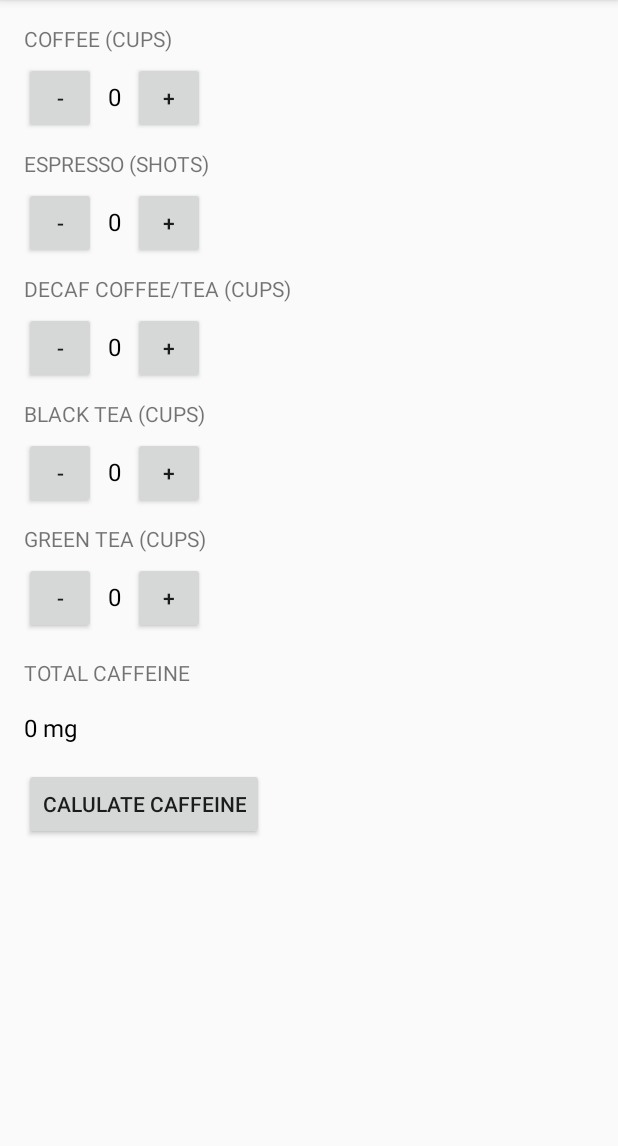
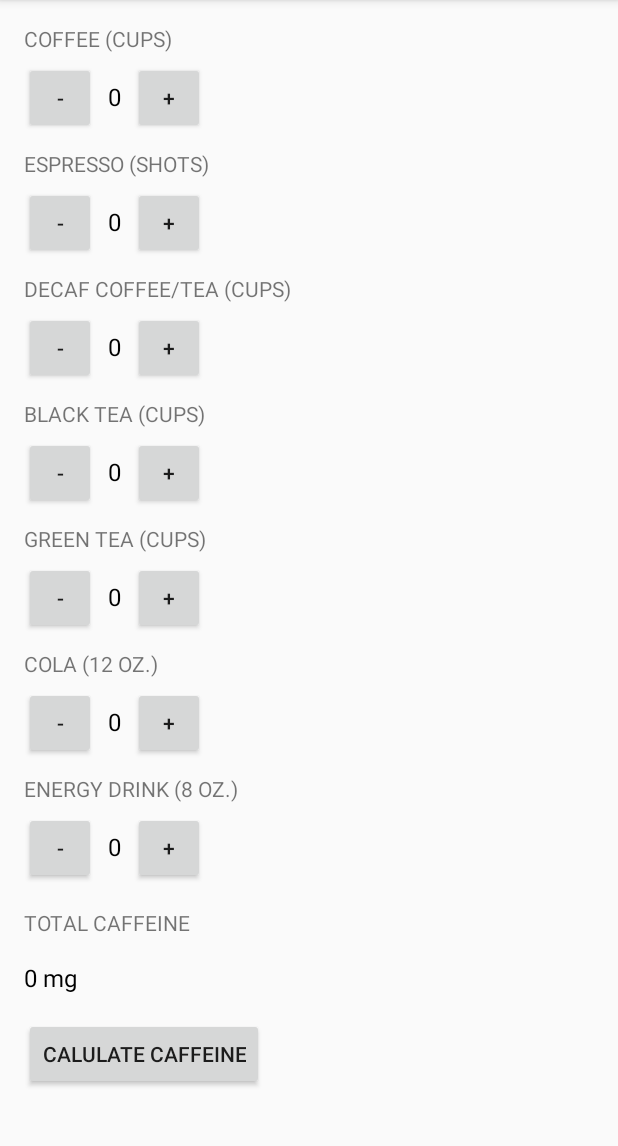
Before and after one commit to mfitzharris/caffeinecalculator, an Android app: the screen it shows after launch (MainActivity), on a phone screen of 412 x 824 dp, the part 84-1230 px from its top. Run offline under Robolectric (Android 15) with nearby library versions, the phone set to English and light mode, and no system bars.

Commit message:
Add cola and energy drinks to caffeine calculations

```diff
--- a/app/src/main/java/com/example/android/caffeinecalculator/MainActivity.java
+++ b/app/src/main/java/com/example/android/caffeinecalculator/MainActivity.java
@@ -78,11 +78,34 @@ public class MainActivity extends AppCompatActivity {
         displayGreenTea(greenTea);
     }
 
+    int cola = 0;
+
+    public void incrementCola(View view) {
+        cola = cola + 1;
+        displayCola(cola);
+    }
+
+    public void decrementCola(View view) {
+        cola = cola - 1;
+        displayCola(cola);
+    }
+
+    int energyDrink = 0;
+
+    public void incrementEnergyDrink(View view) {
+        energyDrink = energyDrink + 1;
+        displayEnergyDrink(energyDrink);
+    }
+
+    public void decrementEnergyDrink(View view) {
+        energyDrink = energyDrink - 1;
+        displayEnergyDrink(energyDrink);
+    }
     /**
      * This method is called when the calculate button is clicked.
      */
     public void calculateCaffeine(View view) {
-        int caffeine = (coffee * 150) + (espresso * 60) + (decaf * 6) + (blackTea * 50) + (greenTea * 35);
+        int caffeine = (coffee * 150) + (espresso * 60) + (decaf * 6) + (blackTea * 50) + (greenTea * 35) + (cola * 35) + (energyDrink * 85);
         displayMessage("You have consumed approximately " + caffeine + " mg of caffeine.");
     }
 
@@ -114,6 +137,16 @@ public class MainActivity extends AppCompatActivity {
         quantityTextView.setText("" + number);
     }
 
+    private void displayCola(int number) {
+        TextView quantityTextView = (TextView) findViewById(R.id.cola_text_view);
+        quantityTextView.setText("" + number);
+    }
+
+    private void displayEnergyDrink(int number) {
+        TextView quantityTextView = (TextView) findViewById(R.id.energy_drink_text_view);
+        quantityTextView.setText("" + number);
+    }
+
     /**
      * This method displays the given text on the screen.
      */
--- a/app/src/main/res/layout/activity_main.xml
+++ b/app/src/main/res/layout/activity_main.xml
@@ -199,6 +199,78 @@
         <TextView
             android:layout_width="wrap_content"
             android:layout_height="wrap_content"
+            android:layout_marginTop="10dp"
+            android:layout_marginBottom="6dp"
+            android:textAllCaps="true"
+            android:text="Cola (12 oz.)" />
+
+        <LinearLayout
+            android:layout_width="match_parent"
+            android:layout_height="wrap_content"
+            android:orientation="horizontal">
+
+            <Button
+                android:layout_width="48dp"
+                android:layout_height="48dp"
+                android:text="-"
+                android:onClick="decrementCola"/>
+
+            <TextView
+                android:id="@+id/cola_text_view"
+                android:layout_width="wrap_content"
+                android:layout_height="wrap_content"
+                android:padding="8dp"
+                android:textSize="16sp"
+                android:textColor="@android:color/black"
+                android:text="0"/>
+
+            <Button
+                android:layout_width="48dp"
+                android:layout_height="48dp"
+                android:text="+"
+                android:onClick="incrementCola"/>
+
+        </LinearLayout>
+
+        <TextView
+            android:layout_width="wrap_content"
+            android:layout_height="wrap_content"
+            android:layout_marginTop="10dp"
+            android:layout_marginBottom="6dp"
+            android:textAllCaps="true"
+            android:text="Energy Drink (8 oz.)" />
+
+        <LinearLayout
+            android:layout_width="match_parent"
+            android:layout_height="wrap_content"
+            android:orientation="horizontal">
+
+            <Button
+                android:layout_width="48dp"
+                android:layout_height="48dp"
+                android:text="-"
+                android:onClick="decrementEnergyDrink"/>
+
+            <TextView
+                android:id="@+id/energy_drink_text_view"
+                android:layout_width="wrap_content"
+                android:layout_height="wrap_content"
+                android:padding="8dp"
+                android:textSize="16sp"
+                android:textColor="@android:color/black"
+                android:text="0"/>
+
+            <Button
+                android:layout_width="48dp"
+                android:layout_height="48dp"
+                android:text="+"
+                android:onClick="incrementEnergyDrink"/>
+
+        </LinearLayout>
+
+        <TextView
+            android:layout_width="wrap_content"
+            android:layout_height="wrap_content"
             android:layout_marginTop="16dp"
             android:textAllCaps="true"
             android:text="Total Caffeine" />
```
